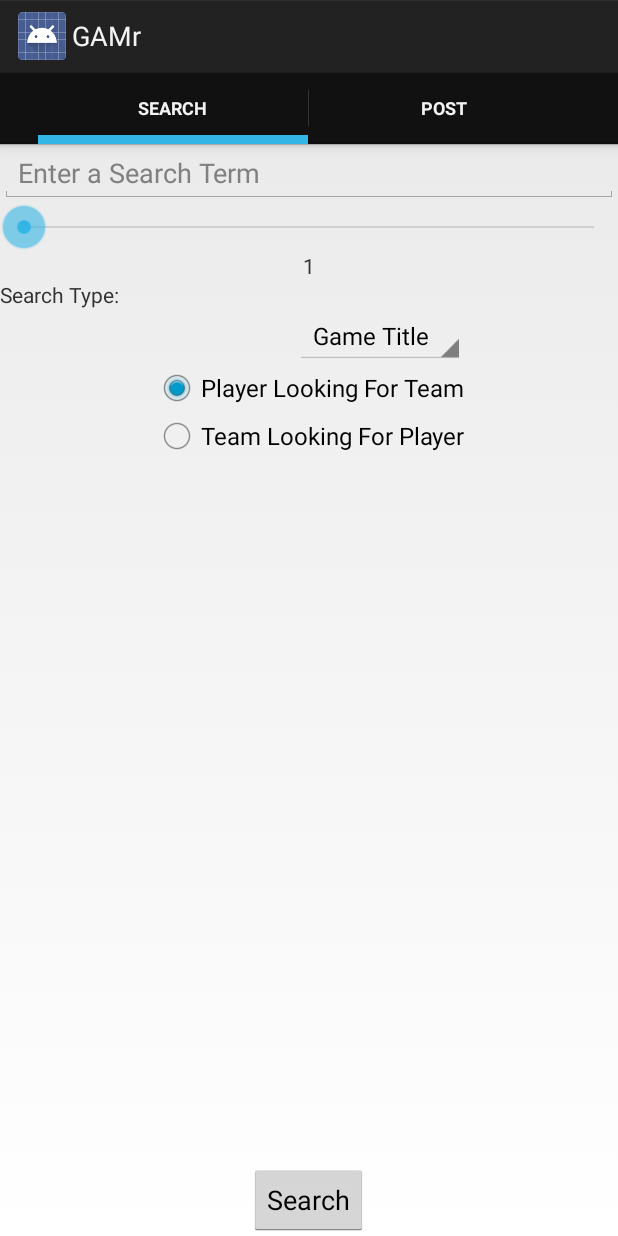
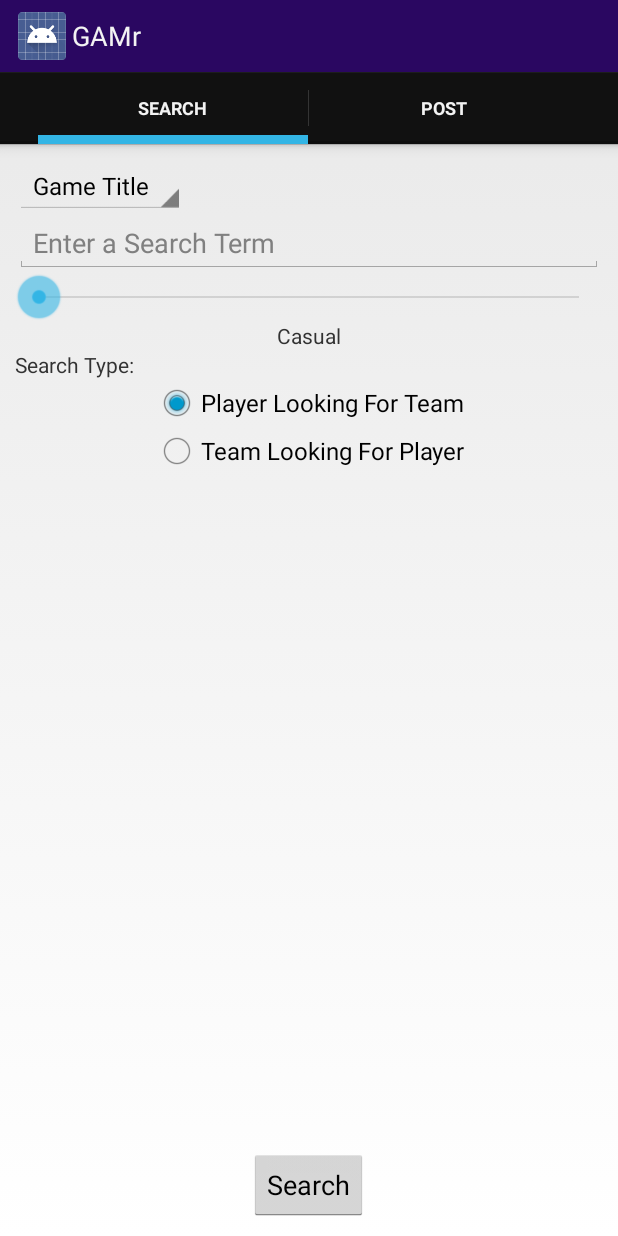
Before and after one commit to DR-BoneZ/GAMr, an Android app: the HomeActivity screen opened directly, with no data from a screen before it, on a phone screen of 412 x 824 dp. Run offline under Robolectric (Android 15) with nearby library versions, the phone set to English and light mode, and no system bars.

Commit message:
some design

```diff
--- a/android/GAMr/src/main/res/layout/fragment_search.xml
+++ b/android/GAMr/src/main/res/layout/fragment_search.xml
@@ -2,11 +2,14 @@
 
 <RelativeLayout xmlns:android="http://schemas.android.com/apk/res/android"
                 android:layout_width="match_parent"
-                android:layout_height="match_parent">
+                android:layout_height="match_parent"
+                android:padding="10dp">
+
 
     <EditText
             android:layout_width="match_parent"
             android:layout_height="wrap_content"
+            android:layout_below="@+id/search_spinner"
             android:id="@+id/search_query"
             android:hint="Enter a Search Term"
             android:layout_gravity="center"/>
@@ -23,8 +26,8 @@
             android:layout_width="wrap_content"
             android:layout_height="wrap_content"
             android:id="@+id/search_spinner"
-            android:layout_below="@+id/textView"
-            android:layout_alignRight="@+id/search_plt_or_tlp"/>
+            android:layout_alignParentTop="true"
+            android:layout_alignLeft="@+id/search_query"/>
 
     <Button
             android:layout_width="wrap_content"
@@ -53,7 +56,7 @@
             android:layout_width="wrap_content"
             android:layout_height="wrap_content"
             android:textAppearance="?android:attr/textAppearanceSmall"
-            android:text="1"
+            android:text="Casual"
             android:id="@+id/search_seriousness_label"
             android:layout_below="@+id/search_seriousness"
             android:layout_centerHorizontal="true"/>
@@ -62,7 +65,7 @@
             android:id="@+id/search_plt_or_tlp"
             android:layout_width="wrap_content"
             android:layout_height="wrap_content"
-            android:layout_below="@+id/search_spinner"
+            android:layout_below="@+id/textView"
             android:layout_centerHorizontal="true">
 
         <RadioButton
@@ -88,9 +91,9 @@
                   android:orientation="vertical"
                   android:visibility="gone">
         <TextView android:id="@+id/search_miscquals_label"
-                android:layout_width="wrap_content"
-                android:layout_height="wrap_content"
-                android:gravity="left"
-                android:text="Miscellaneous Qualifications:"/>
+                  android:layout_width="wrap_content"
+                  android:layout_height="wrap_content"
+                  android:gravity="left"
+                  android:text="Miscellaneous Qualifications:"/>
     </LinearLayout>
 </RelativeLayout>
--- /dev/null
+++ b/android/GAMr/src/main/res/values/color.xml
@@ -0,0 +1,5 @@
+<?xml version="1.0" encoding="utf-8"?>
+<resources>
+    <color name="purple">#2a0761</color>
+    <color name="green">#77DC77</color>
+</resources>
--- a/android/GAMr/src/main/res/values/styles.xml
+++ b/android/GAMr/src/main/res/values/styles.xml
@@ -1,19 +1,8 @@
 <?xml version="1.0" encoding="utf-8"?>
 <resources>
-
-    <!--
-        Base application theme, dependent on API level. This theme is replaced
-        by AppBaseTheme from res/values-vXX/styles.xml on newer devices.
-    -->
     <style
         name="AppBaseTheme"
         parent="android:Theme.Light" >
-
-        <!--
-            Theme customizations available in newer API levels can go in
-            res/values-vXX/styles.xml, while customizations related to
-            backward-compatibility can go here.
-        -->
     </style>
 
     <!-- Application theme. -->
@@ -21,8 +10,23 @@
         name="AppTheme"
         parent="AppBaseTheme" >
 
+        <item name="android:colorBackground">@color/purple</item>
+        <!--   darker variant for the status bar and contextual app bars -->
+        <!--<item name="android:colorBackground">/</item>-->
+        <!--   theme UI controls like checkboxes and text fields -->
+        <!--<item name="android:colorAccent">@color/accent</item>-->
+
+        <item name="android:actionBarStyle">@style/MyActionBar</item>
+
         <!-- All customizations that are NOT specific to a particular API-level can go here. -->
     </style>
+
+    <style name="MyActionBar"
+           parent="@android:style/Widget.Holo.Light.ActionBar.Solid.Inverse">
+        <item name="android:background">@color/purple</item>
+        <item name="android:textColor">@color/green</item>
+    </style>
+
     <style name="LoginFormContainer" >
         <item name="android:layout_width">
 match_parent
```
Also changed, not shown: android/GAMr/src/main/java/com/gamr/gamr/SearchFragment.java (+21 -1 lines), 27 other files.
